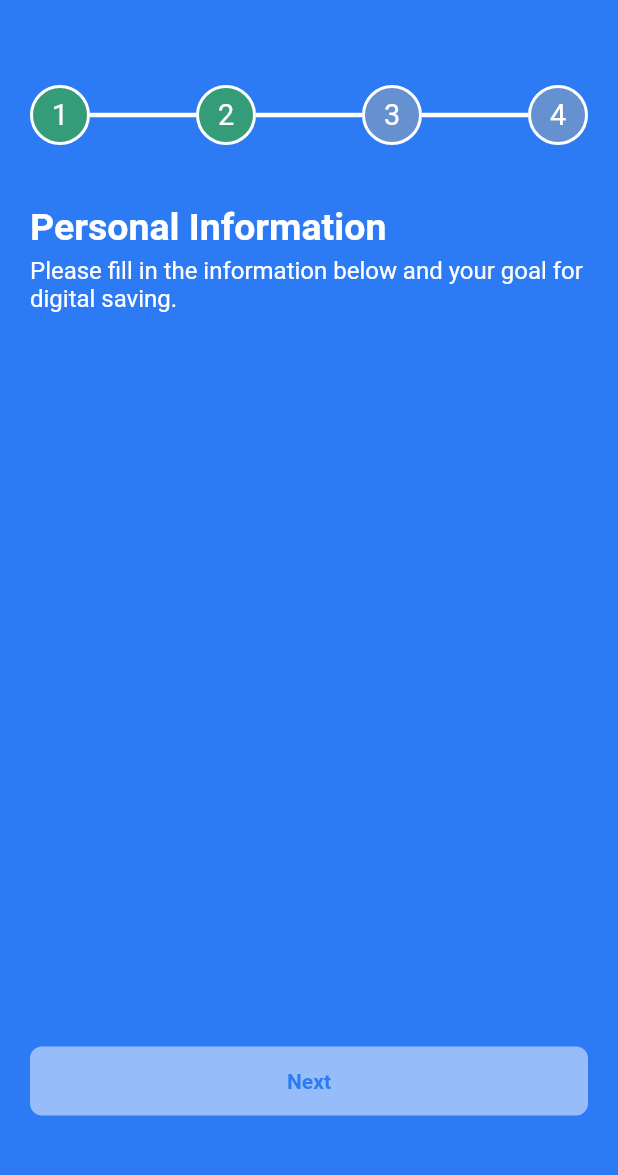
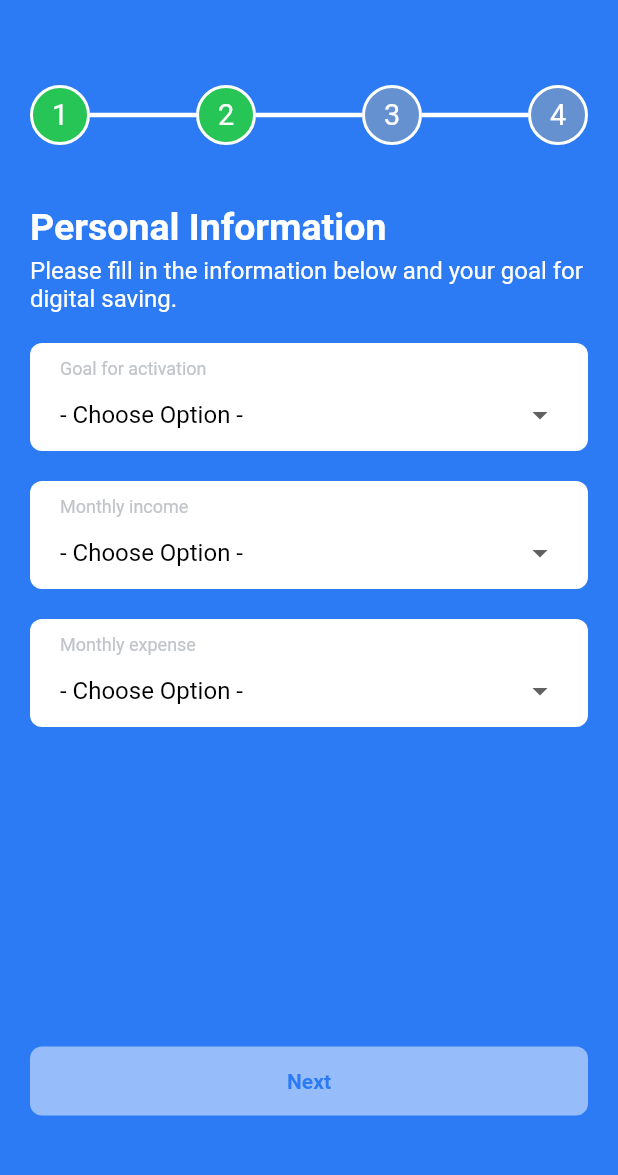
Before and after one commit to MarcelSantoso/dkatalis_test, a Flutter app: the Personal screen opened directly, on a phone screen of 412 x 824 dp, the part 59-1234 px from its top. Run offline on Flutter 3.47's test engine with Material 2 defaults, Android fonts, the light colour scheme and no system bars.

Commit message:
personal page
Completed : personal
Note : text stylings, button styling & handler
Next : Schedule Video

```diff
--- a/lib/Helper/Constants.dart
+++ b/lib/Helper/Constants.dart
@@ -8,10 +8,10 @@ const colorDisabledLight = Color(0xFF69a0ef);
 const colorText = Color(0xFF000000);
 const colorBg = Color(0xFFf9f9f9);
 const colorTextHint = Color(0xFFA5A5A5);
-const colorIndicator = Color(0xFF359C7A);
+const colorIndicator = Color(0xFF26C556);
 const colorIndicatorInactive = Color(0xFF6691D1);
 const colorIndicatorDivider = Color(0xFFFFFFFF);
-const colorInfo = Color(0xFF83c3ff);
+const colorInfo = Color(0xFFC1C5C9);
 
 // Constants
 const padding = 20.0;
--- a/lib/Page/Personal.dart
+++ b/lib/Page/Personal.dart
@@ -10,6 +10,15 @@ class Personal extends StatefulWidget {
 }
 
 class _PersonalState extends State<Personal> {
+  List<String> dataGoal = ['Savings', 'Retirement funds', 'House', 'New phone'];
+  List<String> dataIncome = ['Less than Rp. 10.000.000', 'Rp. 10.000.000 - Rp. 20.000.000', 'Rp. 20.000.000 - Rp. 50.000.000', 'More than Rp. 50.000.000'];
+  List<String> dataExpense = ['Less than Rp. 5.000.000', 'Rp. 5.000.000 - Rp. 10.000.000', 'Rp. 10.000.000 - Rp. 20.000.000', 'More than Rp. 20.000.000'];
+
+  String selectedGoal = "";
+  String selectedIncome = "";
+  String selectedExpense = "";
+  bool enabledNext = false;
+
   @override
   Widget build(BuildContext context) {
     return Scaffold(
@@ -20,6 +29,8 @@ class _PersonalState extends State<Personal> {
   }
 
   Widget body() {
+    enabledNext =
+        selectedGoal != "" && selectedIncome != "" && selectedExpense != "";
     return CustomScrollView(slivers: [
       SliverFillRemaining(
           child: Container(
@@ -37,6 +48,36 @@ class _PersonalState extends State<Personal> {
             "Please fill in the information below and your goal for digital saving.",
             style: textWhite,
           ),
+          SizedBox(height: padding),
+          dropdown(
+              title: "Goal for activation",
+              data: dataGoal,
+              selected: selectedGoal,
+              handler: (selected) {
+                setState(() {
+                  selectedGoal = selected;
+                });
+              }),
+          SizedBox(height: padding),
+          dropdown(
+              title: "Monthly income",
+              data: dataIncome,
+              selected: selectedIncome,
+              handler: (selected) {
+                setState(() {
+                  selectedIncome = selected;
+                });
+              }),
+          SizedBox(height: padding),
+          dropdown(
+              title: "Monthly expense",
+              data: dataExpense,
+              selected: selectedExpense,
+              handler: (selected) {
+                setState(() {
+                  selectedExpense = selected;
+                });
+              }),
           Spacer(),
           SizedBox(
             width: double.infinity,
@@ -44,6 +85,7 @@ class _PersonalState extends State<Personal> {
               text: "Next",
               backgroundColor: Colors.white,
               textColor: colorPrimary,
+              handler: enabledNext ? () => nextPage() : null,
             ),
           ),
           SizedBox(height: padding),
@@ -51,4 +93,33 @@ class _PersonalState extends State<Personal> {
       ))
     ]);
   }
+
+  Container dropdown({title, List<String>? data, selected = "", handler}) {
+    if (data == null) return Container();
+    return Container(
+        padding: EdgeInsets.only(left: padding, right: padding, top: padding_s),
+        decoration: BoxDecoration(
+            color: Colors.white, borderRadius: BorderRadius.circular(radius)),
+        child: Column(crossAxisAlignment: CrossAxisAlignment.start, children: [
+          Text("$title", style: textInfoSmall),
+          DropdownButton<String>(
+            items: data.map((String value) {
+              return DropdownMenuItem<String>(
+                value: value,
+                child: Text(value),
+              );
+            }).toList(),
+            isExpanded: true,
+            value: selected != "" ? selected : null,
+            onChanged: (val) {
+              handler(val);
+            },
+            hint: Text("- Choose Option -", style: text),
+            underline: Container(),
+          ),
+        ]));
+  }
+
+  void nextPage() {
+  }
 }
```
